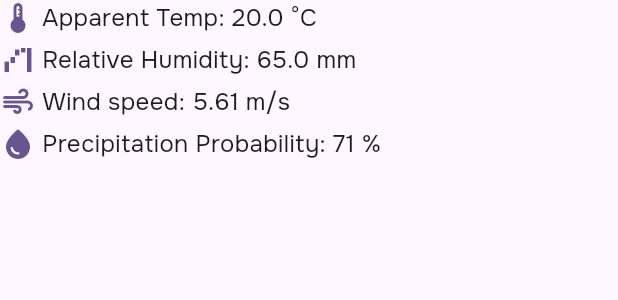
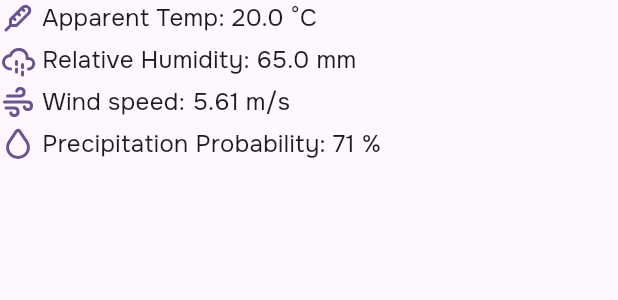
Before and after one commit to toastmanager/weather_app, a Flutter app: the CurrentWeatherSection widget shown alone on an empty page, opened directly, on a phone screen of 412 x 824 dp. Shown: the top 300 px of the screen. Run offline on Flutter 3.47's test engine with Material 3 defaults, Android fonts, the phone set to English and light mode, and no system bars; our stand-ins replace bloc, dio, equatable, flutter_bloc, flutter_tabler_icons, get_it and 3 more; generated files the repository leaves out were written again; network calls fail.

Commit message:
tabler icons instead of material icons

```diff
--- a/lib/features/weather/presentation/pages/forecast_page.dart
+++ b/lib/features/weather/presentation/pages/forecast_page.dart
@@ -1,5 +1,6 @@
 import 'package:flutter/material.dart';
 import 'package:flutter_bloc/flutter_bloc.dart';
+import 'package:flutter_tabler_icons/flutter_tabler_icons.dart';
 import 'package:skeletonizer/skeletonizer.dart';
 import 'package:weather_app/features/weather/presentation/bloc/weather_bloc.dart';
 
@@ -72,7 +73,7 @@ class CurrentWeatherSection extends StatelessWidget {
       children: [
         Row(
           children: [
-            Icon(Icons.thermostat,
+            Icon(TablerIcons.thermometer,
                 color: Theme.of(context).colorScheme.primary),
             const SizedBox(width: 4),
             Text('Apparent Temp: $apparentTemp °C',
@@ -82,7 +83,7 @@ class CurrentWeatherSection extends StatelessWidget {
         const SizedBox(height: 4),
         Row(
           children: [
-            Icon(Icons.waterfall_chart,
+            Icon(TablerIcons.cloud_rain,
                 color: Theme.of(context).colorScheme.primary),
             const SizedBox(width: 4),
             Text('Relative Humidity: $relativeHumidity mm',
@@ -92,7 +93,7 @@ class CurrentWeatherSection extends StatelessWidget {
         const SizedBox(height: 4),
         Row(
           children: [
-            Icon(Icons.air_rounded,
+            Icon(TablerIcons.wind,
                 color: Theme.of(context).colorScheme.primary),
             const SizedBox(width: 4),
             Text('Wind speed: $windSpeed m/s',
@@ -102,7 +103,7 @@ class CurrentWeatherSection extends StatelessWidget {
         const SizedBox(height: 4),
         Row(
           children: [
-            Icon(Icons.water_drop_rounded,
+            Icon(TablerIcons.droplet,
                 color: Theme.of(context).colorScheme.primary),
             const SizedBox(width: 4),
             Text('Precipitation Probability: $precipitationProbability %',
--- a/pubspec.yaml
+++ b/pubspec.yaml
@@ -21,6 +21,7 @@ dependencies:
   intl: ^0.19.0
   skeletonizer: ^1.4.2
   google_fonts: ^6.2.1
+  flutter_tabler_icons: ^1.36.0
 
 dev_dependencies:
   flutter_test:
```
Also changed, not shown: pubspec.lock.
